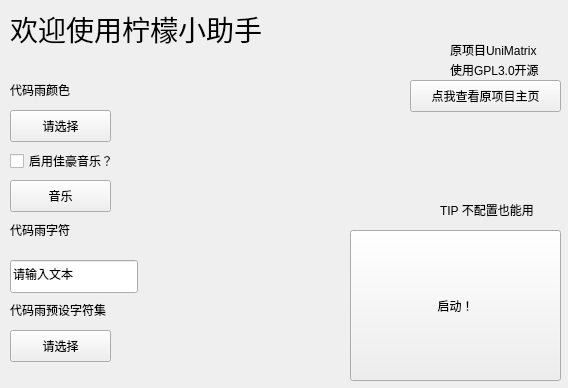
Old version of the form ui/lemonhelper.ui in the repository nomdn/EatRedstoneNT.
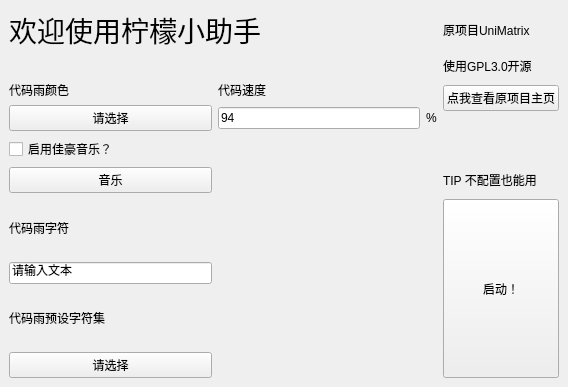
New version of the form. Icons and pictures are not drawn. Custom widgets are drawn as their Qt base class.

Commit message: 0.1.5 feat.柠檬小助手新增speed选项

```diff
--- a/ui/lemonhelper.ui
+++ b/ui/lemonhelper.ui
@@ -7,203 +7,459 @@
     <x>0</x>
     <y>0</y>
     <width>568</width>
-    <height>388</height>
+    <height>387</height>
    </rect>
   </property>
   <property name="windowTitle">
    <string>柠檬小助手</string>
   </property>
   <widget class="QWidget" name="centralwidget">
-   <widget class="TitleLabel" name="TitleLabel">
-    <property name="geometry">
-     <rect>
-      <x>10</x>
-      <y>10</y>
-      <width>261</width>
-      <height>38</height>
-     </rect>
-    </property>
-    <property name="font">
-     <font>
-      <family>微软雅黑</family>
-      <pointsize>21</pointsize>
-      <weight>50</weight>
-      <bold>false</bold>
-     </font>
-    </property>
-    <property name="text">
-     <string>欢迎使用柠檬小助手</string>
-    </property>
-   </widget>
-   <widget class="PushButton" name="Github">
-    <property name="geometry">
-     <rect>
-      <x>410</x>
-      <y>80</y>
-      <width>151</width>
-      <height>32</height>
-     </rect>
-    </property>
-    <property name="text">
-     <string>点我查看原项目主页</string>
-    </property>
-   </widget>
-   <widget class="BodyLabel" name="BodyLabel">
-    <property name="geometry">
-     <rect>
-      <x>450</x>
-      <y>40</y>
-      <width>121</width>
-      <height>19</height>
-     </rect>
-    </property>
-    <property name="text">
-     <string>原项目UniMatrix</string>
-    </property>
-   </widget>
-   <widget class="BodyLabel" name="BodyLabel_2">
-    <property name="geometry">
-     <rect>
-      <x>450</x>
-      <y>60</y>
-      <width>111</width>
-      <height>19</height>
-     </rect>
-    </property>
-    <property name="text">
-     <string>使用GPL3.0开源</string>
-    </property>
-   </widget>
-   <widget class="ComboBox" name="Color">
-    <property name="geometry">
-     <rect>
-      <x>10</x>
-      <y>110</y>
-      <width>101</width>
-      <height>32</height>
-     </rect>
-    </property>
-    <property name="text">
-     <string>请选择</string>
-    </property>
-   </widget>
-   <widget class="BodyLabel" name="BodyLabel_3">
-    <property name="geometry">
-     <rect>
-      <x>10</x>
-      <y>80</y>
-      <width>111</width>
-      <height>19</height>
-     </rect>
-    </property>
-    <property name="text">
-     <string>代码雨颜色</string>
-    </property>
-   </widget>
-   <widget class="CheckBox" name="Enable_music">
-    <property name="geometry">
-     <rect>
-      <x>10</x>
-      <y>150</y>
-      <width>141</width>
-      <height>22</height>
-     </rect>
-    </property>
-    <property name="text">
-     <string>启用佳豪音乐？</string>
-    </property>
-   </widget>
-   <widget class="LineEdit" name="Fonts">
-    <property name="geometry">
-     <rect>
-      <x>10</x>
-      <y>260</y>
-      <width>128</width>
-      <height>33</height>
-     </rect>
-    </property>
-    <property name="text">
-     <string>请输入文本</string>
-    </property>
-   </widget>
-   <widget class="BodyLabel" name="BodyLabel_4">
-    <property name="geometry">
-     <rect>
-      <x>10</x>
-      <y>220</y>
-      <width>111</width>
-      <height>19</height>
-     </rect>
-    </property>
-    <property name="text">
-     <string>代码雨字符</string>
-    </property>
-   </widget>
-   <widget class="BodyLabel" name="BodyLabel_5">
-    <property name="geometry">
-     <rect>
-      <x>10</x>
-      <y>300</y>
-      <width>121</width>
-      <height>19</height>
-     </rect>
-    </property>
-    <property name="text">
-     <string>代码雨预设字符集</string>
-    </property>
-   </widget>
-   <widget class="PushButton" name="Run">
-    <property name="geometry">
-     <rect>
-      <x>350</x>
-      <y>230</y>
-      <width>211</width>
-      <height>151</height>
-     </rect>
-    </property>
-    <property name="text">
-     <string>启动！</string>
-    </property>
-   </widget>
-   <widget class="BodyLabel" name="BodyLabel_6">
-    <property name="geometry">
-     <rect>
-      <x>440</x>
-      <y>200</y>
-      <width>121</width>
-      <height>19</height>
-     </rect>
-    </property>
-    <property name="text">
-     <string>TIP 不配置也能用</string>
-    </property>
-   </widget>
-   <widget class="ComboBox" name="Font_dict">
-    <property name="geometry">
-     <rect>
-      <x>10</x>
-      <y>330</y>
-      <width>101</width>
-      <height>32</height>
-     </rect>
-    </property>
-    <property name="text">
-     <string>请选择</string>
-    </property>
-   </widget>
-   <widget class="ComboBox" name="music">
-    <property name="geometry">
-     <rect>
-      <x>10</x>
-      <y>180</y>
-      <width>101</width>
-      <height>32</height>
-     </rect>
-    </property>
-    <property name="text">
-     <string>音乐</string>
-    </property>
-   </widget>
+   <layout class="QGridLayout" name="gridLayout">
+    <item row="3" column="0" rowspan="2">
+     <widget class="ComboBox" name="Color">
+      <property name="text">
+       <string>请选择</string>
+      </property>
+     </widget>
+    </item>
+    <item row="11" column="0">
+     <widget class="ComboBox" name="Font_dict">
+      <property name="text">
+       <string>请选择</string>
+      </property>
+     </widget>
+    </item>
+    <item row="1" column="3">
+     <widget class="BodyLabel" name="BodyLabel_2">
+      <property name="text">
+       <string>使用GPL3.0开源</string>
+      </property>
+     </widget>
+    </item>
+    <item row="2" column="1" colspan="2">
+     <widget class="BodyLabel" name="BodyLabel_7">
+      <property name="text">
+       <string>代码速度</string>
+      </property>
+     </widget>
+    </item>
+    <item row="0" column="3">
+     <widget class="BodyLabel" name="BodyLabel">
+      <property name="text">
+       <string>原项目UniMatrix</string>
+      </property>
+     </widget>
+    </item>
+    <item row="6" column="0">
+     <widget class="ComboBox" name="music">
+      <property name="text">
+       <string>音乐</string>
+      </property>
+     </widget>
+    </item>
+    <item row="8" column="3" rowspan="4">
+     <widget class="PushButton" name="Run">
+      <property name="sizePolicy">
+       <sizepolicy hsizetype="Minimum" vsizetype="MinimumExpanding">
+        <horstretch>0</horstretch>
+        <verstretch>1</verstretch>
+       </sizepolicy>
+      </property>
+      <property name="text">
+       <string>启动！</string>
+      </property>
+     </widget>
+    </item>
+    <item row="0" column="0" colspan="3">
+     <widget class="TitleLabel" name="TitleLabel">
+      <property name="font">
+       <font>
+        <family>微软雅黑</family>
+        <pointsize>21</pointsize>
+        <weight>50</weight>
+        <bold>false</bold>
+       </font>
+      </property>
+      <property name="text">
+       <string>欢迎使用柠檬小助手</string>
+      </property>
+     </widget>
+    </item>
+    <item row="3" column="2" rowspan="2">
+     <widget class="BodyLabel" name="BodyLabel_8">
+      <property name="text">
+       <string>%</string>
+      </property>
+     </widget>
+    </item>
+    <item row="9" column="0">
+     <widget class="LineEdit" name="Fonts">
+      <property name="text">
+       <string>请输入文本</string>
+      </property>
+     </widget>
+    </item>
+    <item row="10" column="0">
+     <widget class="BodyLabel" name="BodyLabel_5">
+      <property name="text">
+       <string>代码雨预设字符集</string>
+      </property>
+     </widget>
+    </item>
+    <item row="3" column="1" rowspan="2">
+     <widget class="LineEdit" name="Speed">
+      <property name="text">
+       <string>94</string>
+      </property>
+     </widget>
+    </item>
+    <item row="2" column="0">
+     <widget class="BodyLabel" name="BodyLabel_3">
+      <property name="text">
+       <string>代码雨颜色</string>
+      </property>
+     </widget>
+    </item>
+    <item row="2" column="3" rowspan="2">
+     <widget class="PushButton" name="Github">
+      <property name="styleSheet">
+       <string notr="true">/* ==================== 基础按钮样式 ==================== */
+/* 默认状态：青色背景，白色文字，保留圆角和边框 */
+PushButton, ToolButton, ToggleButton, ToggleToolButton,
+PrimaryPushButton, PrimaryToolButton {
+    color: white;
+    background-color: #4ca0af;
+    border: 1px solid #45a049;
+    border-bottom: 1px solid #007780;
+    border-radius: 5px;
+    padding: 5px 12px 6px 12px;
+    outline: none;
+}
+
+/* 悬停状态：背景保持青色，文字变为黑色 */
+PushButton:hover, ToolButton:hover, ToggleButton:hover, ToggleToolButton:hover,
+PrimaryPushButton:hover, PrimaryToolButton:hover {
+    
+    background-color: #45a049; /* 强制背景色不变 */
+    border: 1px solid #45a049;
+    border-bottom: 1px solid #007780;
+}
+
+/* 按下状态：背景保持青色，文字变为黑色（或深灰色以示反馈） */
+PushButton:pressed, ToolButton:pressed, ToggleButton:pressed, ToggleToolButton:pressed,
+PrimaryPushButton:pressed, PrimaryToolButton:pressed {
+    color: rgba(0, 0, 0, 0.7); /* 按下时文字稍暗，提供视觉反馈 */
+    background-color: #009faa; /* 强制背景色不变 */
+    border-bottom: 1px solid #007780;
+}
+
+/* 禁用状态：背景变灰，文字变灰 */
+PushButton:disabled, ToolButton:disabled, ToggleButton:disabled, ToggleToolButton:disabled,
+PrimaryPushButton:disabled, PrimaryToolButton:disabled {
+    color: rgba(255, 255, 255, 0.6);
+    background-color: rgba(0, 0, 0, 0.2);
+    border: 1px solid rgba(0, 0, 0, 0.1);
+}
+
+/* ==================== 特殊按钮的内边距调整 ==================== */
+ToolButton {
+    padding: 5px 9px 6px 8px;
+}
+
+PushButton[isPlaceholderText=true] {
+    color: rgba(0, 0, 0, 0.6063);
+}
+
+PushButton[hasIcon=false] {
+    padding: 5px 12px 6px 12px;
+}
+
+PushButton[hasIcon=true] {
+    padding: 5px 12px 6px 36px;
+}
+
+DropDownToolButton, PrimaryDropDownToolButton {
+    padding: 5px 31px 6px 8px;
+}
+
+DropDownPushButton[hasIcon=false],
+PrimaryDropDownPushButton[hasIcon=false] {
+    padding: 5px 31px 6px 12px;
+}
+
+DropDownPushButton[hasIcon=true],
+PrimaryDropDownPushButton[hasIcon=true] {
+    padding: 5px 31px 6px 36px;
+}
+
+/* ==================== 切换按钮的选中状态 ==================== */
+/* 选中状态默认就是青色，所以文字保持白色 */
+ToggleButton:checked,
+ToggleToolButton:checked {
+    color: white;
+    background-color: #009faa;
+    border: 1px solid #00a7b3;
+    border-bottom: 1px solid #007780;
+}
+
+/* 选中状态下悬停，文字变为黑色 */
+ToggleButton:checked:hover,
+ToggleToolButton:checked:hover {
+    color: black;
+    background-color: #009faa;
+}
+
+/* 选中状态下按下，文字变为深黑色 */
+ToggleButton:checked:pressed,
+ToggleToolButton:checked:pressed {
+    color: rgba(0, 0, 0, 0.7);
+    background-color: #009faa;
+}
+
+/* 选中状态下禁用 */
+ToggleButton:checked:disabled,
+ToggleToolButton:checked:disabled {
+    color: rgba(255, 255, 255, 0.6);
+    background-color: rgba(0, 0, 0, 0.2);
+    border: 1px solid rgba(0, 0, 0, 0.1);
+}
+
+
+/* ==================== 分割按钮 ==================== */
+SplitDropButton,
+PrimarySplitDropButton {
+    border-left: none;
+    border-top-left-radius: 0;
+    border-bottom-left-radius: 0;
+}
+
+#splitPushButton,
+#splitToolButton,
+#primarySplitPushButton,
+#primarySplitToolButton {
+    border-top-right-radius: 0;
+    border-bottom-right-radius: 0;
+}
+
+#splitPushButton:pressed,
+#splitToolButton:pressed,
+SplitDropButton:pressed {
+    border-bottom: 1px solid #007780;
+}
+
+PrimarySplitDropButton:pressed {
+    border-bottom: 1px solid #007780;
+}
+
+#primarySplitPushButton, #primarySplitToolButton {
+    border-right: 1px solid #00a7b3;
+}
+
+#primarySplitPushButton:pressed, #primarySplitToolButton:pressed {
+    border-bottom: 1px solid #007780;
+}
+
+/* ==================== 其他控件（保留原始样式）==================== */
+HyperlinkButton {
+    padding: 6px 12px 6px 12px;
+    color: #009faa;
+    border: none;
+    border-radius: 6px;
+    background-color: transparent;
+}
+
+HyperlinkButton[hasIcon=false] {
+    padding: 6px 12px 6px 12px;
+}
+
+HyperlinkButton[hasIcon=true] {
+    padding: 6px 12px 6px 36px;
+}
+
+HyperlinkButton:hover {
+    color: #009faa;
+    background-color: rgba(0, 0, 0, 10);
+    border: none;
+}
+
+HyperlinkButton:pressed {
+    color: #009faa;
+    background-color: rgba(0, 0, 0, 6);
+    border: none;
+}
+
+HyperlinkButton:disabled {
+    color: rgba(0, 0, 0, 0.43);
+    background-color: transparent;
+    border: none;
+}
+
+RadioButton {
+    min-height: 24px;
+    max-height: 24px;
+    background-color: transparent;
+    font: 14px 'Segoe UI', 'Microsoft YaHei', 'PingFang SC';
+    color: black;
+}
+
+RadioButton::indicator {
+    width: 18px;
+    height: 18px;
+    border-radius: 11px;
+    border: 2px solid #999999;
+    background-color: rgba(0, 0, 0, 5);
+    margin-right: 4px;
+}
+
+RadioButton::indicator:hover {
+    background-color: rgba(0, 0, 0, 0);
+}
+
+RadioButton::indicator:pressed {
+    border: 2px solid #bbbbbb;
+    background-color: qradialgradient(spread:pad, cx:0.5, cy:0.5, radius:0.5, fx:0.5, fy:0.5,
+            stop:0 rgb(255, 255, 255),
+            stop:0.5 rgb(255, 255, 255),
+            stop:0.6 rgb(225, 224, 223),
+            stop:1 rgb(225, 224, 223));
+}
+
+RadioButton::indicator:checked {
+    height: 22px;
+    width: 22px;
+    border: none;
+    border-radius: 11px;
+    background-color: qradialgradient(spread:pad, cx:0.5, cy:0.5, radius:0.5, fx:0.5, fy:0.5,
+            stop:0 rgb(255, 255, 255),
+            stop:0.5 rgb(255, 255, 255),
+            stop:0.6 #009faa,
+            stop:1 #009faa);
+}
+
+RadioButton::indicator:checked:hover {
+    background-color: qradialgradient(spread:pad, cx:0.5, cy:0.5, radius:0.5, fx:0.5, fy:0.5,
+            stop:0 rgb(255, 255, 255),
+            stop:0.6 rgb(255, 255, 255),
+            stop:0.7 #009faa,
+            stop:1 #009faa);
+}
+
+RadioButton::indicator:checked:pressed {
+    background-color: qradialgradient(spread:pad, cx:0.5, cy:0.5, radius:0.5, fx:0.5, fy:0.5,
+            stop:0 rgb(255, 255, 255),
+            stop:0.5 rgb(255, 255, 255),
+            stop:0.6 #009faa,
+            stop:1 #009faa);
+}
+
+RadioButton:disabled {
+    color: rgba(0, 0, 0, 110);
+}
+
+RadioButton::indicator:disabled {
+    border: 2px solid #bbbbbb;
+    background-color: transparent;
+}
+
+RadioButton::indicator:disabled:checked {
+    border: none;
+    background-color: qradialgradient(spread:pad, cx:0.5, cy:0.5, radius:0.5, fx:0.5, fy:0.5,
+            stop:0 rgb(255, 255, 255),
+            stop:0.5 rgb(255, 255, 255),
+            stop:0.6 rgba(0, 0, 0, 0.2169),
+            stop:1 rgba(0, 0, 0, 0.2169));
+}
+
+TransparentToolButton,
+TransparentToggleToolButton,
+TransparentDropDownToolButton,
+TransparentPushButton,
+TransparentDropDownPushButton,
+TransparentTogglePushButton {
+    background-color: transparent;
+    border: none;
+    border-radius: 5px;
+    margin: 0;
+}
+
+TransparentToolButton:hover,
+TransparentToggleToolButton:hover,
+TransparentDropDownToolButton:hover,
+TransparentPushButton:hover,
+TransparentDropDownPushButton:hover,
+TransparentTogglePushButton:hover {
+    background-color: rgba(0, 0, 0, 9);
+    border: none;
+}
+
+TransparentToolButton:pressed,
+TransparentToggleToolButton:pressed,
+TransparentDropDownToolButton:pressed,
+TransparentPushButton:pressed,
+TransparentDropDownPushButton:pressed,
+TransparentTogglePushButton:pressed {
+    background-color: rgba(0, 0, 0, 6);
+    border: none;
+}
+
+TransparentToolButton:disabled,
+TransparentToggleToolButton:disabled,
+TransparentDropDownToolButton:disabled,
+TransparentPushButton:disabled,
+TransparentDropDownPushButton:disabled,
+TransparentTogglePushButton:disabled {
+    background-color: transparent;
+    border: none;
+}
+
+PillPushButton,
+PillPushButton:hover,
+PillPushButton:pressed,
+PillPushButton:disabled,
+PillPushButton:checked,
+PillPushButton:checked:hover,
+PillPushButton:checked:pressed,
+PillPushButton:disabled:checked,
+PillToolButton,
+PillToolButton:hover,
+PillToolButton:pressed,
+PillToolButton:disabled,
+PillToolButton:checked,
+PillToolButton:checked:hover,
+PillToolButton:checked:pressed,
+PillToolButton:disabled:checked {
+    background-color: transparent;
+    border: none;
+}
+</string>
+      </property>
+      <property name="text">
+       <string>点我查看原项目主页</string>
+      </property>
+     </widget>
+    </item>
+    <item row="8" column="0">
+     <widget class="BodyLabel" name="BodyLabel_4">
+      <property name="text">
+       <string>代码雨字符</string>
+      </property>
+     </widget>
+    </item>
+    <item row="5" column="0">
+     <widget class="CheckBox" name="Enable_music">
+      <property name="text">
+       <string>启用佳豪音乐？</string>
+      </property>
+     </widget>
+    </item>
+    <item row="6" column="3">
+     <widget class="BodyLabel" name="BodyLabel_6">
+      <property name="text">
+       <string>TIP 不配置也能用</string>
+      </property>
+     </widget>
+    </item>
+   </layout>
   </widget>
  </widget>
  <customwidgets>
```
Left out of the diff: 8 changed lines with no effect on the pictures. The commit also changes 8 other files.
